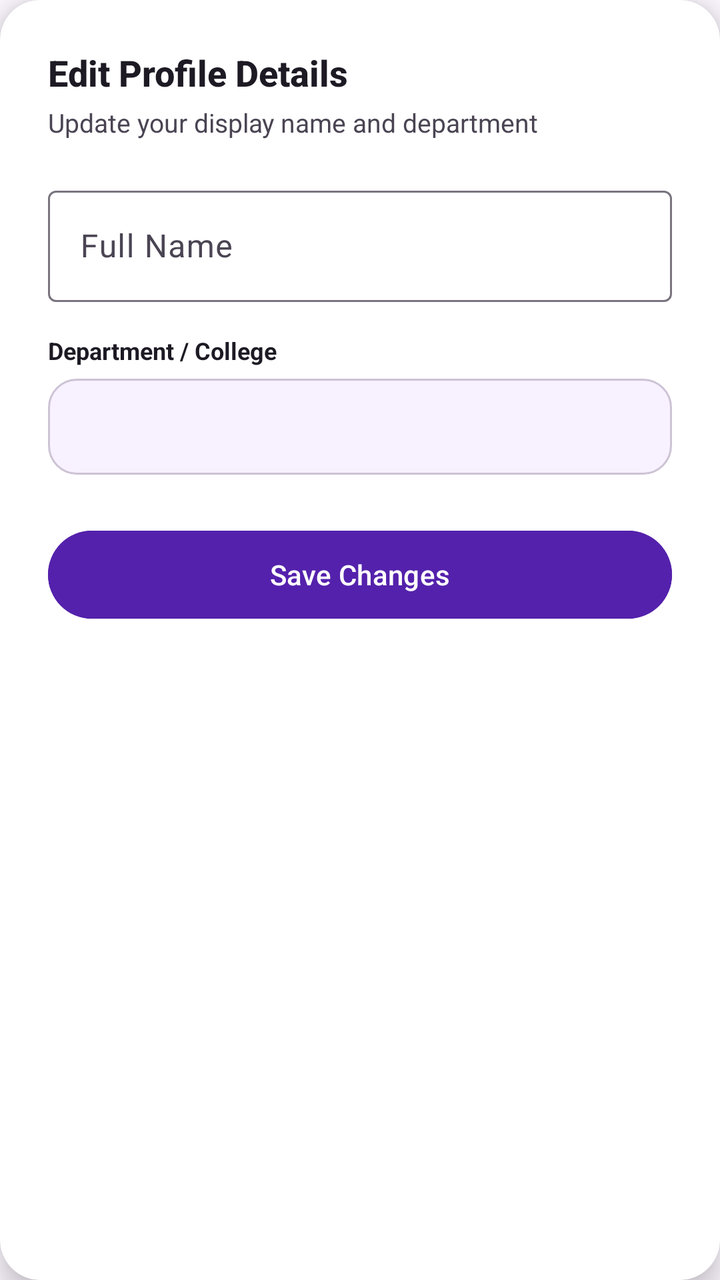
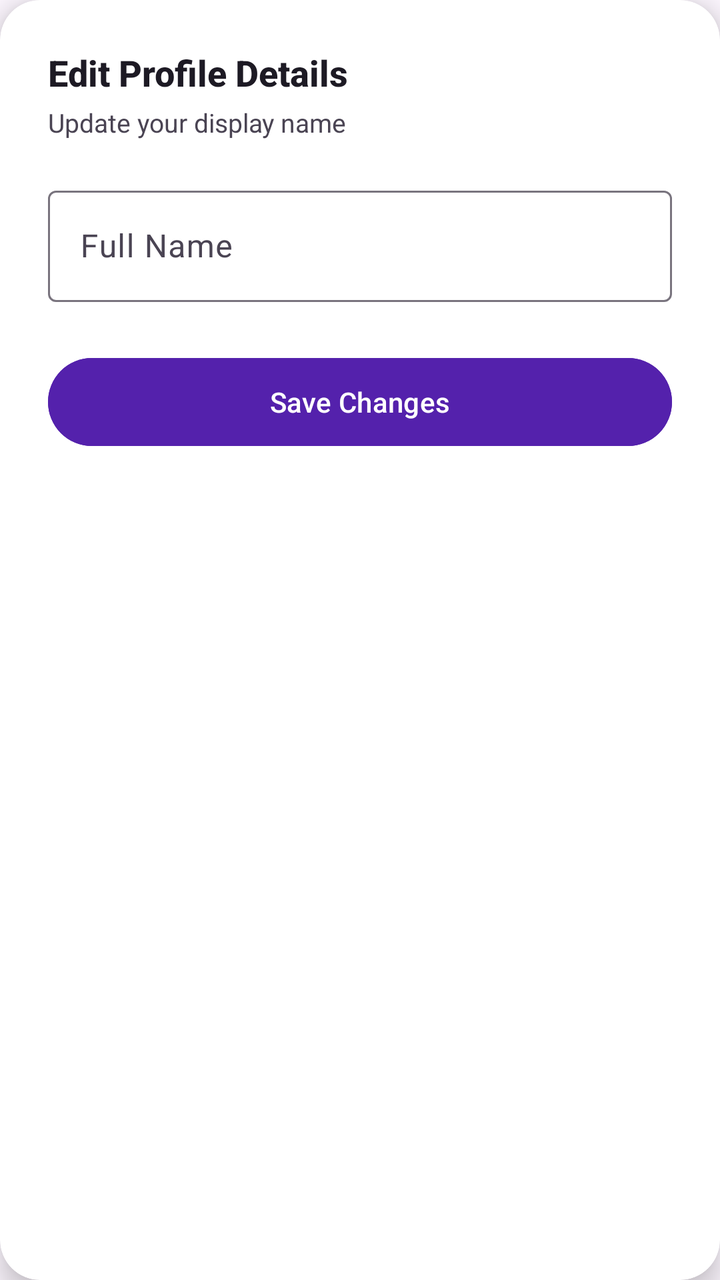

Compare the two renders of this Android layout. The source of the first and the diff that turns it into the second are given below.
<!-- AndroidManifest.xml: application theme Theme.Araspointmap -->
<!-- res/layout/dialog_edit_profile.xml -->
<?xml version="1.0" encoding="utf-8"?>
<androidx.cardview.widget.CardView
    xmlns:android="http://schemas.android.com/apk/res/android"
    xmlns:app="http://schemas.android.com/apk/res-auto"
    android:layout_width="match_parent"
    android:layout_height="wrap_content"
    android:layout_margin="24dp"
    app:cardCornerRadius="20dp"
    app:cardElevation="8dp"
    app:cardBackgroundColor="@color/surface_container_lowest">

    <ScrollView
        android:layout_width="match_parent"
        android:layout_height="wrap_content"
        android:fillViewport="true"
        android:scrollbars="vertical">

        <LinearLayout
            android:layout_width="match_parent"
            android:layout_height="wrap_content"
            android:orientation="vertical"
            android:padding="24dp">

            <TextView
                android:layout_width="wrap_content"
                android:layout_height="wrap_content"
                android:text="Edit Profile Details"
                android:textSize="18sp"
                android:textStyle="bold"
                android:textColor="@color/on_surface"
                android:fontFamily="sans-serif-medium"
                android:layout_marginBottom="4dp" />

            <TextView
                android:layout_width="wrap_content"
                android:layout_height="wrap_content"
                android:text="Update your display name and department"
                android:textSize="13sp"
                android:textColor="@color/on_surface_variant"
                android:fontFamily="sans-serif"
                android:layout_marginBottom="20dp" />

            
            <com.google.android.material.textfield.TextInputLayout
                android:layout_width="match_parent"
                android:layout_height="wrap_content"
                android:hint="Full Name"
                style="@style/Widget.Material3.TextInputLayout.OutlinedBox"
                android:layout_marginBottom="16dp">
                <com.google.android.material.textfield.TextInputEditText
                    android:id="@+id/inputFullName"
                    android:layout_width="match_parent"
                    android:layout_height="wrap_content"
                    android:inputType="textPersonName|textCapWords"
                    android:fontFamily="sans-serif" />
            </com.google.android.material.textfield.TextInputLayout>

            
            <TextView
                android:layout_width="wrap_content"
                android:layout_height="wrap_content"
                android:text="Department / College"
                android:textSize="12sp"
                android:textStyle="bold"
                android:textColor="@color/on_surface"
                android:layout_marginBottom="6dp" />

            <Spinner
                android:id="@+id/spinnerDepartment"
                android:layout_width="match_parent"
                android:layout_height="@dimen/input_height"
                android:background="@drawable/bg_input_field"
                android:layout_marginBottom="24dp" />

            <Button
                android:id="@+id/btnSaveProfile"
                android:layout_width="match_parent"
                android:layout_height="52dp"
                android:text="Save Changes"
                android:textSize="14sp"
                android:textAllCaps="false"
                android:fontFamily="sans-serif-medium"
                android:backgroundTint="@color/primary"
                android:textColor="@color/on_primary"
                style="@style/Widget.Material3.Button" />
        </LinearLayout>
    </ScrollView>
</androidx.cardview.widget.CardView>
<!-- resources referenced by this layout -->
<resources>
  <color name="on_primary">#FFFFFF</color>
  <color name="on_surface">#1D1A24</color>
  <color name="on_surface_variant">#4A4453</color>
  <color name="primary">#5421AC</color>
  <color name="surface_container_lowest">#FFFFFF</color>
  <dimen name="input_height">48dp</dimen>
  <!-- drawable bg_input_field (drawable) -->
  <?xml version="1.0" encoding="utf-8"?>
  <selector xmlns:android="http://schemas.android.com/apk/res/android">
      <item android:state_focused="true">
          <shape android:shape="rectangle">
              <corners android:radius="14dp" />
              <solid android:color="@color/surface_container_lowest" />
              <stroke android:width="2dp" android:color="@color/primary" />
          </shape>
      </item>
      <item>
          <shape android:shape="rectangle">
              <corners android:radius="14dp" />
              <solid android:color="@color/surface_container_low" />
              <stroke android:width="1dp" android:color="@color/outline_variant" />
          </shape>
      </item>
  </selector>
  <style name="Theme.Araspointmap" parent="Base.Theme.Araspointmap" />
  <color name="surface_container_low">#F8F1FF</color>
  <color name="outline_variant">#CCC3D5</color>
  <style name="Base.Theme.Araspointmap" parent="Theme.Material3.Light.NoActionBar">
          <item name="colorPrimary">@color/primary</item>
          <item name="colorOnPrimary">@color/on_primary</item>
          <item name="colorPrimaryContainer">@color/primary_container</item>
          <item name="colorOnPrimaryContainer">@color/on_primary_container</item>
  
          <item name="colorSecondary">@color/secondary</item>
          <item name="colorOnSecondary">@color/on_secondary</item>
          <item name="colorSecondaryContainer">@color/secondary_container</item>
  
          <item name="colorSurface">@color/surface</item>
          <item name="colorOnSurface">@color/on_surface</item>
          <item name="colorSurfaceVariant">@color/surface_container_highest</item>
          <item name="colorOnSurfaceVariant">@color/on_surface_variant</item>
  
          <item name="colorError">@color/error</item>
          <item name="colorOnError">@color/on_error</item>
  
          <item name="android:windowBackground">@color/surface</item>
          <item name="android:statusBarColor">@color/surface</item>
          <item name="android:windowLightStatusBar">true</item>
          <item name="android:navigationBarColor">@color/surface</item>
      </style>
  <color name="primary_container">#6C3FC5</color>
  <color name="on_primary_container">#DFCEFF</color>
  <color name="secondary">#6E47B8</color>
  <color name="on_secondary">#FFFFFF</color>
  <color name="secondary_container">#B088FE</color>
  <color name="surface">#FDF7FF</color>
  <color name="surface_container_highest">#E7E0EE</color>
  <color name="error">#BA1A1A</color>
  <color name="on_error">#FFFFFF</color>
</resources>

<!-- the commit's change to res/layout/dialog_edit_profile.xml (unified diff, before → after) -->
@@ -34,7 +34,7 @@
             <TextView
                 android:layout_width="wrap_content"
                 android:layout_height="wrap_content"
-                android:text="Update your display name and department"
+                android:text="Update your display name"
                 android:textSize="13sp"
                 android:textColor="@color/on_surface_variant"
                 android:fontFamily="sans-serif"
@@ -46,7 +46,7 @@
                 android:layout_height="wrap_content"
                 android:hint="Full Name"
                 style="@style/Widget.Material3.TextInputLayout.OutlinedBox"
-                android:layout_marginBottom="16dp">
+                android:layout_marginBottom="24dp">
                 <com.google.android.material.textfield.TextInputEditText
                     android:id="@+id/inputFullName"
                     android:layout_width="match_parent"
@@ -54,23 +54,6 @@
                     android:inputType="textPersonName|textCapWords"
                     android:fontFamily="sans-serif" />
             </com.google.android.material.textfield.TextInputLayout>
-
-            
-            <TextView
-                android:layout_width="wrap_content"
-                android:layout_height="wrap_content"
-                android:text="Department / College"
-                android:textSize="12sp"
-                android:textStyle="bold"
-                android:textColor="@color/on_surface"
-                android:layout_marginBottom="6dp" />
-
-            <Spinner
-                android:id="@+id/spinnerDepartment"
-                android:layout_width="match_parent"
-                android:layout_height="@dimen/input_height"
-                android:background="@drawable/bg_input_field"
-                android:layout_marginBottom="24dp" />
 
             <Button
                 android:id="@+id/btnSaveProfile"
<!-- resource entries referenced after the edit -->
@@ -5,28 +5,7 @@
   <color name="on_surface_variant">#4A4453</color>
   <color name="primary">#5421AC</color>
   <color name="surface_container_lowest">#FFFFFF</color>
-  <dimen name="input_height">48dp</dimen>
-  <!-- drawable bg_input_field (drawable) -->
-  <?xml version="1.0" encoding="utf-8"?>
-  <selector xmlns:android="http://schemas.android.com/apk/res/android">
-      <item android:state_focused="true">
-          <shape android:shape="rectangle">
-              <corners android:radius="14dp" />
-              <solid android:color="@color/surface_container_lowest" />
-              <stroke android:width="2dp" android:color="@color/primary" />
-          </shape>
-      </item>
-      <item>
-          <shape android:shape="rectangle">
-              <corners android:radius="14dp" />
-              <solid android:color="@color/surface_container_low" />
-              <stroke android:width="1dp" android:color="@color/outline_variant" />
-          </shape>
-      </item>
-  </selector>
   <style name="Theme.Araspointmap" parent="Base.Theme.Araspointmap" />
-  <color name="surface_container_low">#F8F1FF</color>
-  <color name="outline_variant">#CCC3D5</color>
   <style name="Base.Theme.Araspointmap" parent="Theme.Material3.Light.NoActionBar">
           <item name="colorPrimary">@color/primary</item>
           <item name="colorOnPrimary">@color/on_primary</item>
